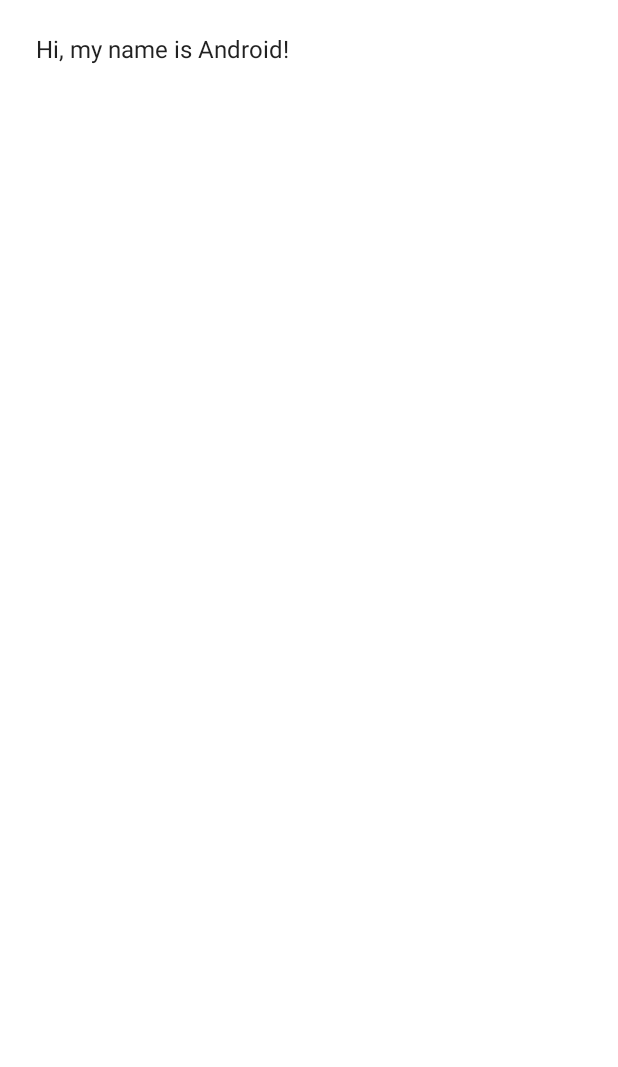
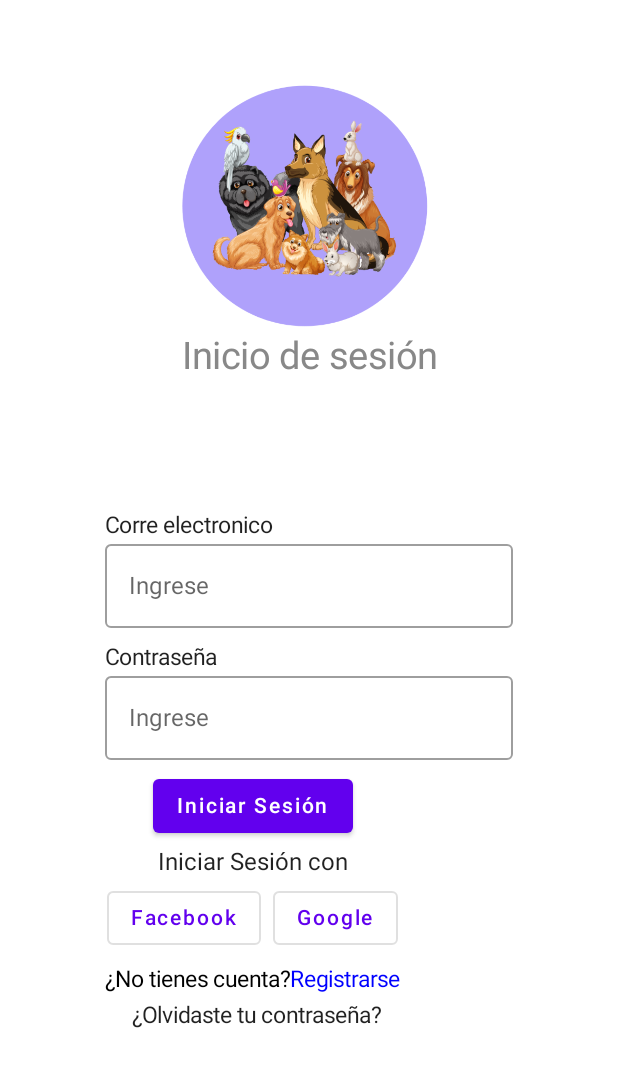
Before and after one commit to geamclo/GreetingCard, an Android app built with Jetpack Compose: the screen it shows after launch (MainActivity), on a phone screen of 412 x 824 dp. Before the commit the part shown is almost empty. Shown: the top 1067 px of the screen. Run offline under Robolectric (Android 15) with nearby library versions, the phone set to English and light mode, and no system bars.

Commit message:
Creación de la pantalla1

```diff
--- a/app/build.gradle
+++ b/app/build.gradle
@@ -54,6 +54,7 @@ dependencies {
     implementation "androidx.compose.ui:ui:$compose_ui_version"
     implementation "androidx.compose.ui:ui-tooling-preview:$compose_ui_version"
     implementation 'androidx.compose.material:material:1.2.0'
+    implementation 'androidx.navigation:navigation-compose:2.5.3'
     testImplementation 'junit:junit:4.13.2'
     androidTestImplementation 'androidx.test.ext:junit:1.1.3'
     androidTestImplementation 'androidx.test.espresso:espresso-core:3.4.0'
--- a/app/src/main/java/com/example/greetingcard/MainActivity.kt
+++ b/app/src/main/java/com/example/greetingcard/MainActivity.kt
@@ -25,7 +25,7 @@ class MainActivity : ComponentActivity() {
                     modifier = Modifier.fillMaxSize(),
                     color = MaterialTheme.colors.background
                 ) {
-                    Greeting("Android")
+                    Navegacion()
                 }
             }
         }
--- /dev/null
+++ b/app/src/main/java/com/example/greetingcard/Navegacion.kt
@@ -0,0 +1,26 @@
+package com.example.greetingcard
+import androidx.compose.runtime.Composable
+import androidx.navigation.compose.NavHost
+import androidx.navigation.compose.composable
+import androidx.navigation.compose.rememberNavController
+
+
+@Composable
+fun Navegacion(){
+    val navController = rememberNavController()
+    NavHost(
+        navController = navController,
+        startDestination = Pantallas.Splashscreen.route
+    ){
+        composable(Pantallas.Splashscreen.route){
+            Splashscreen(navController = navController)
+        }
+        composable(Pantallas.Pantallaprincipal.route){
+            Pantallaprincipal(navController = navController)
+        }
+        composable(Pantallas.Login.route){
+            Login()
+        }
+
+    }
+}
--- /dev/null
+++ b/app/src/main/java/com/example/greetingcard/Pantallaprincipal.kt
@@ -0,0 +1,112 @@
+package com.example.greetingcard
+
+import androidx.compose.foundation.Image
+import androidx.compose.foundation.background
+import androidx.compose.foundation.layout.*
+import androidx.compose.material.Button
+import androidx.compose.material.OutlinedButton
+import androidx.compose.material.OutlinedTextField
+import androidx.compose.material.Text
+import androidx.compose.runtime.*
+import androidx.compose.ui.Alignment
+import androidx.compose.ui.Modifier
+import androidx.compose.ui.graphics.Color
+import androidx.compose.ui.layout.ContentScale
+import androidx.compose.ui.res.painterResource
+import androidx.compose.ui.text.style.TextAlign
+import androidx.compose.ui.unit.dp
+import androidx.compose.ui.unit.sp
+import androidx.navigation.NavController
+
+
+
+@Composable
+fun Pantallaprincipal(navController: NavController){
+    Column(
+        horizontalAlignment = Alignment.CenterHorizontally,
+        verticalArrangement = Arrangement.Center,
+        modifier = Modifier
+            .fillMaxWidth()
+            .background(Color.White)
+            .padding(50.dp)
+    ){
+        Box(
+            modifier = Modifier.background(Color.White),
+            contentAlignment = Alignment.TopCenter
+        ){
+            Image(
+                modifier = Modifier
+                    .height(170.dp)
+                    .width(380.dp),
+                painter = painterResource(id = R.drawable.logotipo) ,
+                contentDescription = "Mascotas",
+                contentScale = ContentScale.Fit
+            )
+        }
+        Spacer(modifier = Modifier.padding(1.dp))
+        Text(
+            text="Inicio de sesión",
+            color= Color.Gray,
+            fontSize = 25.sp
+        )
+        Column(
+            modifier = Modifier
+                .padding(20.dp)
+                .fillMaxSize()
+                .wrapContentSize(Alignment.Center)
+        ) {
+            var text by remember {
+                mutableStateOf("")
+            }
+            val password by remember {
+                mutableStateOf("")
+            }
+            Text("Corre electronico", fontSize = 15.sp)
+            Spacer(modifier = Modifier.padding(2.dp))
+            OutlinedTextField(value = text, onValueChange = {text=it},
+                placeholder = { Text(text = "Ingrese")}
+            )
+            Spacer(modifier = Modifier.padding(5.dp))
+            Text("Contraseña", fontSize = 15.sp)
+            Spacer(modifier = Modifier.padding(2.dp))
+            OutlinedTextField(value = password, onValueChange = {text=it},
+                placeholder = { Text(text = "Ingrese")}
+            )
+            Spacer(modifier = Modifier.padding(3.dp))
+            Column(
+                horizontalAlignment = Alignment.CenterHorizontally,
+                verticalArrangement = Arrangement.Center,
+                modifier = Modifier
+               ) {
+                Button(onClick = { navController.navigate("Login") }) {
+                    Text("Iniciar Sesión")
+                }
+                Spacer(modifier = Modifier.padding(2.dp))
+                Spacer(modifier = Modifier.width(13.dp))
+                Text("Iniciar Sesión con", fontSize = 16.sp)
+                Spacer(modifier = Modifier.padding(2.dp))
+                Row(){
+                    OutlinedButton(onClick = { /*TODO*/ }) {
+                        Text(text = "Facebook")
+                    }
+                    Spacer(modifier = Modifier.padding(4.dp))
+                    OutlinedButton(onClick = { /*TODO*/ }) {
+                        Text(text = "Google")
+                    }
+                }
+                Spacer(modifier = Modifier.padding(4.dp))
+
+                Row(){
+                    Text("¿No tienes cuenta?", color = Color.Black,
+                        fontSize = 15.sp)
+                    Text("Registrarse",
+                        color = Color.Blue,
+                        fontSize = 15.sp,
+                    )
+                }
+                Spacer(modifier = Modifier.padding(3.dp))
+                Text(" ¿Olvidaste tu contraseña?",  fontSize = 15.sp, textAlign = TextAlign.Center)
+            }
+        }
+    }
+}
--- /dev/null
+++ b/app/src/main/java/com/example/greetingcard/Pantallas.kt
@@ -0,0 +1,9 @@
+package com.example.greetingcard
+
+import androidx.compose.ui.text.input.TransformedText
+
+sealed class  Pantallas (val route: String){
+    object Splashscreen: Pantallas("splash_screen")
+    object Pantallaprincipal: Pantallas("pantalla_principal")
+    object Login: Pantallas("login")
+}
--- /dev/null
+++ b/app/src/main/java/com/example/greetingcard/Splashscreen.kt
@@ -0,0 +1,33 @@
+package com.example.greetingcard
+import androidx.compose.foundation.Image
+import androidx.compose.foundation.layout.Arrangement
+import androidx.compose.foundation.layout.Column
+import androidx.compose.foundation.layout.fillMaxSize
+import androidx.compose.runtime.Composable
+import androidx.compose.runtime.LaunchedEffect
+import androidx.compose.ui.Alignment
+import androidx.compose.ui.Modifier
+import androidx.compose.ui.res.painterResource
+import androidx.navigation.NavController
+import kotlinx.coroutines.delay
+
+@Composable
+fun Splashscreen(navController: NavController){
+    LaunchedEffect(key1 = true){
+        delay(3000)
+        navController.popBackStack()
+        navController.navigate(Pantallas.Pantallaprincipal.route)
+    }
+    Splash()
+}
+
+@Composable
+fun Splash(){
+    Column(
+        modifier = Modifier.fillMaxSize(),
+        horizontalAlignment = Alignment.CenterHorizontally,
+        verticalArrangement = Arrangement.Center
+    )  {
+        Image(painter = painterResource(id = R.drawable.logotipo), contentDescription = "logo")
+    }
+}
--- a/app/src/main/java/com/example/greetingcard/ui/theme/Type.kt
+++ b/app/src/main/java/com/example/greetingcard/ui/theme/Type.kt
@@ -1,5 +1,6 @@
 package com.example.greetingcard.ui.theme
 
+import androidx.compose.material.MaterialTheme
 import androidx.compose.material.Typography
 import androidx.compose.ui.text.TextStyle
 import androidx.compose.ui.text.font.FontFamily
@@ -12,6 +13,12 @@ val Typography = Typography(
         fontFamily = FontFamily.Default,
         fontWeight = FontWeight.Normal,
         fontSize = 16.sp
+    ),
+    h3 = TextStyle(
+        fontSize = 20.sp
+    ),
+    h5 = TextStyle(
+        fontSize = 10.sp
     )
     /* Other default text styles to override
     button = TextStyle(
--- a/build.gradle
+++ b/build.gradle
@@ -4,7 +4,7 @@ buildscript {
     }
 }// Top-level build file where you can add configuration options common to all sub-projects/modules.
 plugins {
-    id 'com.android.application' version '7.4.0' apply false
-    id 'com.android.library' version '7.4.0' apply false
+    id 'com.android.application' version '7.4.2' apply false
+    id 'com.android.library' version '7.4.2' apply false
     id 'org.jetbrains.kotlin.android' version '1.7.0' apply false
 }
```
Also changed, not shown: app/src/main/java/com/example/greetingcard/Accesorios.kt (added, +7 -0 lines), app/src/main/java/com/example/greetingcard/Home.kt (added, +110 -0 lines), app/src/main/java/com/example/greetingcard/Login.kt (added, +116 -0 lines), app/src/main/res/drawable/logo2.png (added), app/src/main/res/drawable/logotipo.png (added), 1 other file.
